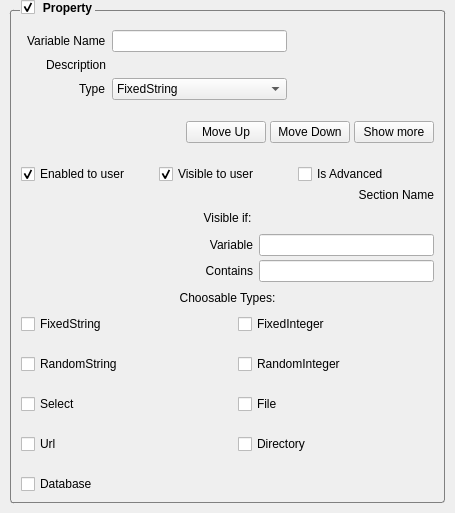
Qt form Engine/designresourcewidget.ui (bablosoft/BAS) before a commit.
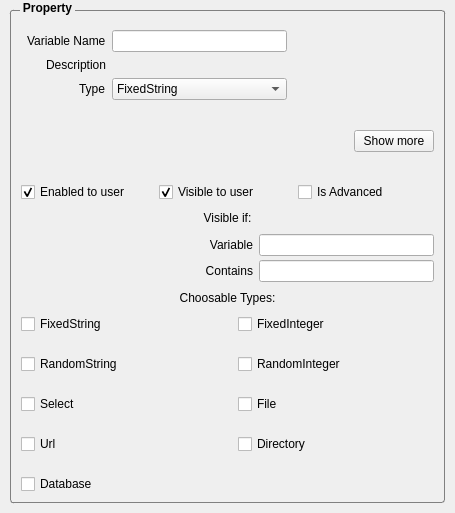
The same form after that commit. Icons and pictures are not drawn. Custom widgets are drawn as their Qt base class.

Diff of the .ui file:
```diff
--- a/Engine/designresourcewidget.ui
+++ b/Engine/designresourcewidget.ui
@@ -51,10 +51,10 @@
    <bool>true</bool>
   </property>
   <property name="checkable">
-   <bool>true</bool>
+   <bool>false</bool>
   </property>
   <property name="checked">
-   <bool>true</bool>
+   <bool>false</bool>
   </property>
   <layout class="QVBoxLayout" name="verticalLayout_3">
    <property name="spacing">
@@ -296,28 +296,6 @@
        </property>
       </spacer>
      </item>
-     <item>
-      <widget class="QPushButton" name="ButtonUp">
-       <property name="text">
-        <string>Move Up</string>
-       </property>
-       <property name="icon">
-        <iconset resource="engine.qrc">
-         <normaloff>:/engine/images/up.png</normaloff>:/engine/images/up.png</iconset>
-       </property>
-      </widget>
-     </item>
-     <item>
-      <widget class="QPushButton" name="ButtonDown">
-       <property name="text">
-        <string>Move Down</string>
-       </property>
-       <property name="icon">
-        <iconset resource="engine.qrc">
-         <normaloff>:/engine/images/down.png</normaloff>:/engine/images/down.png</iconset>
-       </property>
-      </widget>
-     </item>
      <item>
       <widget class="QPushButton" name="ButtonMore">
        <property name="text">
@@ -366,16 +344,6 @@
    </item>
    <item>
     <layout class="QHBoxLayout" name="horizontalLayout_4">
-     <item>
-      <widget class="QLabel" name="label_5">
-       <property name="text">
-        <string>Section Name</string>
-       </property>
-       <property name="alignment">
-        <set>Qt::AlignRight|Qt::AlignTrailing|Qt::AlignVCenter</set>
-       </property>
-      </widget>
-     </item>
      <item>
       <layout class="QVBoxLayout" name="sectionNameLayout">
        <property name="spacing">
```
Left out of the diff: 4 changed lines with no effect on the pictures.
